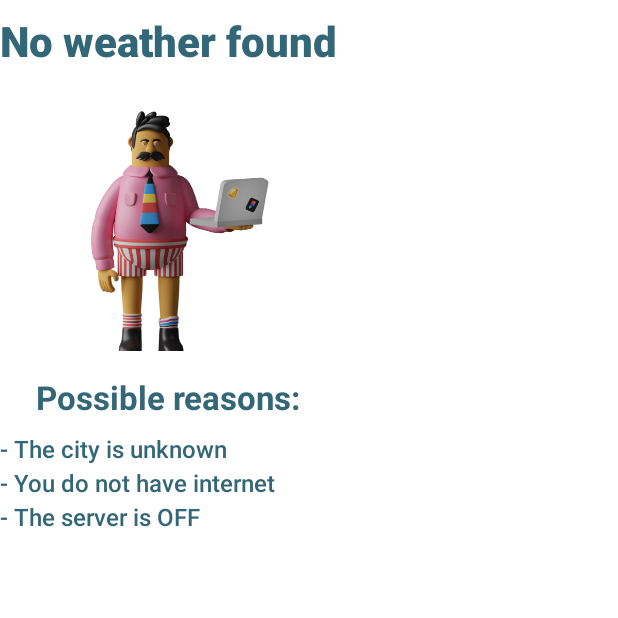
After one commit to JackNguyenIT/Weather-Compose, an Android app built with Jetpack Compose: the composable ErrorView shown on its own in the app's theme, on a phone screen of 412 x 824 dp, the top half of it. The commit adds this screen. Run offline under Robolectric (Android 15) with nearby library versions, the phone set to English and light mode, and no system bars.

Commit message:
Error screen

```diff
--- a/app/src/main/java/com/jack/weather/ui/main/MainScreen.kt
+++ b/app/src/main/java/com/jack/weather/ui/main/MainScreen.kt
@@ -11,8 +11,12 @@ import androidx.compose.ui.Alignment
 import androidx.compose.ui.Modifier
 import androidx.compose.ui.unit.dp
 import androidx.compose.ui.zIndex
+import com.jack.weather.data.weather.Weather
+import com.jack.weather.data.weather.WeatherUnit
 import com.jack.weather.ui.components.BackgroundWrapper
 import com.jack.weather.ui.components.CityEditView
+import com.jack.weather.ui.main.components.MainViewTopBarView
+import com.jack.weather.ui.main.components.MainWeatherAnimatedView
 
 @Composable
 fun MainScreen(
@@ -38,6 +42,27 @@ private fun MainContent(
                 CityEditView(
                     modifier = Modifier.fillMaxWidth()
                 )
+                MainViewTopBarView()
+            }
+
+            Column(
+                horizontalAlignment = Alignment.CenterHorizontally,
+                modifier = Modifier
+                    .align(Alignment.Center)
+                    .zIndex(1f)
+            ) {
+                Spacer(modifier = Modifier.height(30.dp))
+                MainWeatherAnimatedView(
+                    weather = Weather(
+                        city = "Da Nang",
+                        weatherUnit = WeatherUnit.IMPERIAL,
+                        type = Weather.Type.CLOUDS,
+                        temperature = 30f,
+                        humidity = 10,
+                        pressure = 10,
+                        timestampSecond = 1709204
+                    )
+                )
             }
         }
     }
--- /dev/null
+++ b/app/src/main/java/com/jack/weather/ui/main/components/ErrorView.kt
@@ -0,0 +1,65 @@
+package com.jack.weather.ui.main.components
+
+import androidx.compose.foundation.Image
+import androidx.compose.foundation.layout.Column
+import androidx.compose.foundation.layout.Spacer
+import androidx.compose.foundation.layout.height
+import androidx.compose.foundation.layout.width
+import androidx.compose.material.Text
+import androidx.compose.runtime.Composable
+import androidx.compose.ui.Alignment
+import androidx.compose.ui.Modifier
+import androidx.compose.ui.res.painterResource
+import androidx.compose.ui.res.stringResource
+import androidx.compose.ui.text.font.FontWeight
+import androidx.compose.ui.unit.dp
+import androidx.compose.ui.unit.sp
+import com.jack.weather.R
+
+@Composable
+fun ErrorView(
+    modifier: Modifier = Modifier,
+) {
+    Column {
+        Spacer(modifier = modifier.height(12.dp))
+        Text(
+            text = stringResource(R.string.error_view_title),
+            fontSize = 28.sp,
+            fontWeight = FontWeight(900),
+        )
+        Spacer(modifier = modifier.height(14.dp))
+        Image(
+            painter = painterResource(R.drawable.main_weather_animated_view_figure_7),
+            contentDescription = stringResource(R.string.error_view_image_content_description),
+            modifier = modifier
+                .width(180.dp)
+                .height(180.dp)
+                .align(Alignment.CenterHorizontally)
+        )
+        Spacer(modifier = modifier.height(14.dp))
+        Text(
+            text = stringResource(R.string.error_view_subtitle),
+            modifier = modifier.align(Alignment.CenterHorizontally),
+            fontSize = 22.sp,
+            fontWeight = FontWeight(700),
+        )
+        Spacer(modifier = modifier.height(12.dp))
+        Text(
+            text = stringResource(R.string.error_view_point_1),
+            fontSize = 16.sp,
+            fontWeight = FontWeight(600),
+        )
+        Spacer(modifier = modifier.height(4.dp))
+        Text(
+            text = stringResource(R.string.error_view_point_2),
+            fontSize = 16.sp,
+            fontWeight = FontWeight(600),
+        )
+        Spacer(modifier = modifier.height(4.dp))
+        Text(
+            text = stringResource(R.string.error_view_point_3),
+            fontSize = 16.sp,
+            fontWeight = FontWeight(600),
+        )
+    }
+}
--- a/app/src/main/res/values/strings.xml
+++ b/app/src/main/res/values/strings.xml
@@ -1,3 +1,10 @@
 <resources>
     <string name="app_name">WeatherCompose</string>
+
+    <string name="error_view_title">No weather found</string>
+    <string name="error_view_subtitle">Possible reasons:</string>
+    <string name="error_view_image_content_description">Error image</string>
+    <string name="error_view_point_1">- The city is unknown</string>
+    <string name="error_view_point_2">- You do not have internet</string>
+    <string name="error_view_point_3">- The server is OFF</string>
 </resources>
```
